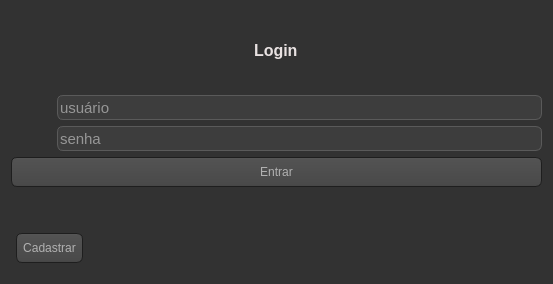
This is CLoginForm.ui in nettoflix/MagoSend as Qt 5 draws it before an edit. The edited form follows.
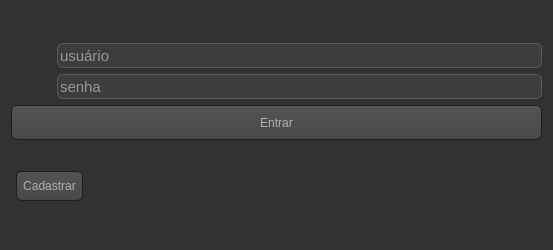
This is the edited form. Icons and pictures are not drawn.

Diff of the .ui file:
```diff
--- a/CLoginForm.ui
+++ b/CLoginForm.ui
@@ -7,7 +7,7 @@
     <x>0</x>
     <y>0</y>
     <width>553</width>
-    <height>284</height>
+    <height>250</height>
    </rect>
   </property>
   <property name="windowTitle">
@@ -610,19 +610,6 @@
   <layout class="QVBoxLayout" name="verticalLayout_2">
    <item>
     <layout class="QVBoxLayout" name="verticalLayout">
-     <item alignment="Qt::AlignHCenter">
-      <widget class="QLabel" name="label_3">
-       <property name="sizePolicy">
-        <sizepolicy hsizetype="Preferred" vsizetype="Minimum">
-         <horstretch>0</horstretch>
-         <verstretch>0</verstretch>
-        </sizepolicy>
-       </property>
-       <property name="text">
-        <string>Login</string>
-       </property>
-      </widget>
-     </item>
      <item>
       <layout class="QHBoxLayout" name="horizontalLayout">
        <item>
@@ -707,7 +694,7 @@
            <property name="maximumSize">
             <size>
              <width>16777215</width>
-             <height>25</height>
+             <height>30</height>
             </size>
            </property>
            <property name="toolTip">
@@ -729,7 +716,7 @@
            <property name="maximumSize">
             <size>
              <width>16777215</width>
-             <height>25</height>
+             <height>30</height>
             </size>
            </property>
            <property name="toolTip">
@@ -758,13 +745,13 @@
        <property name="minimumSize">
         <size>
          <width>0</width>
-         <height>18</height>
+         <height>35</height>
         </size>
        </property>
        <property name="maximumSize">
         <size>
          <width>16777215</width>
-         <height>30</height>
+         <height>35</height>
         </size>
        </property>
        <property name="text">
@@ -783,19 +770,19 @@
        <property name="minimumSize">
         <size>
          <width>0</width>
-         <height>80</height>
+         <height>60</height>
         </size>
        </property>
        <property name="maximumSize">
         <size>
          <width>16777215</width>
-         <height>100</height>
+         <height>50</height>
         </size>
        </property>
        <property name="styleSheet">
         <string notr="true">QPushButton
 {
-margin-top: 40px;
+margin-top: 20px;
 margin-bottom: 10px;
 margin-left: 5px;
 padding-left: 6px;
```
